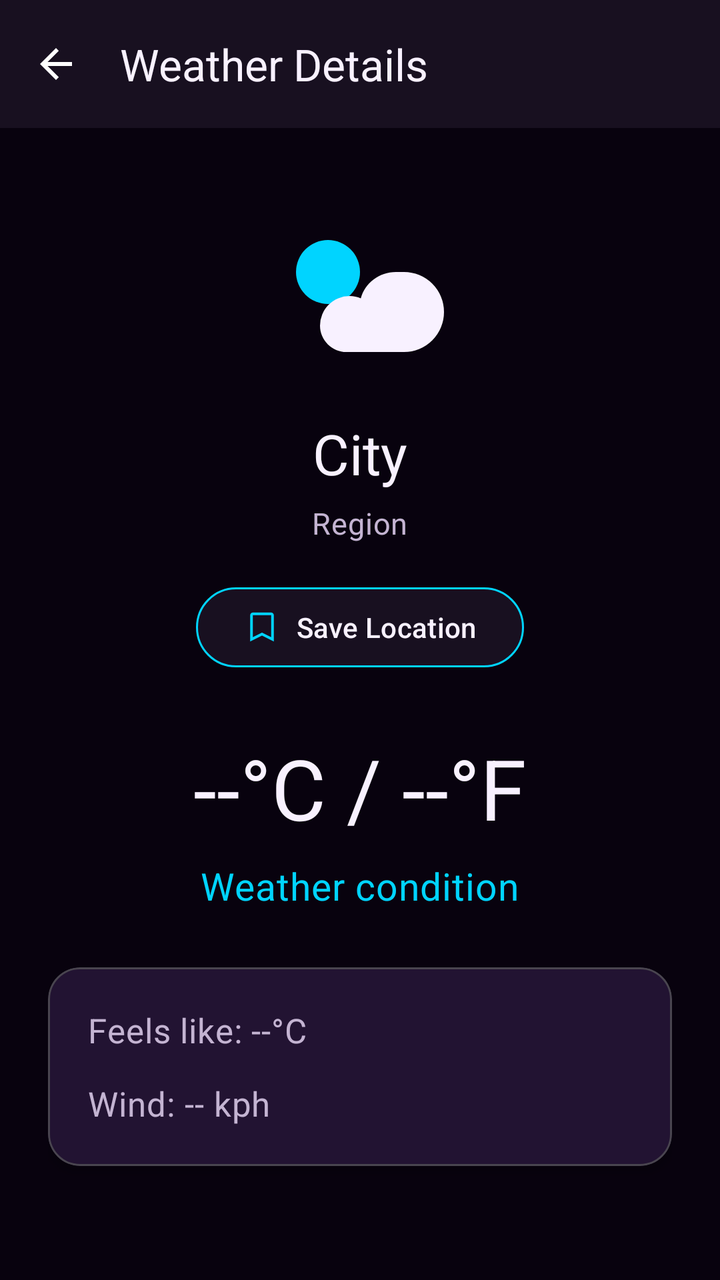
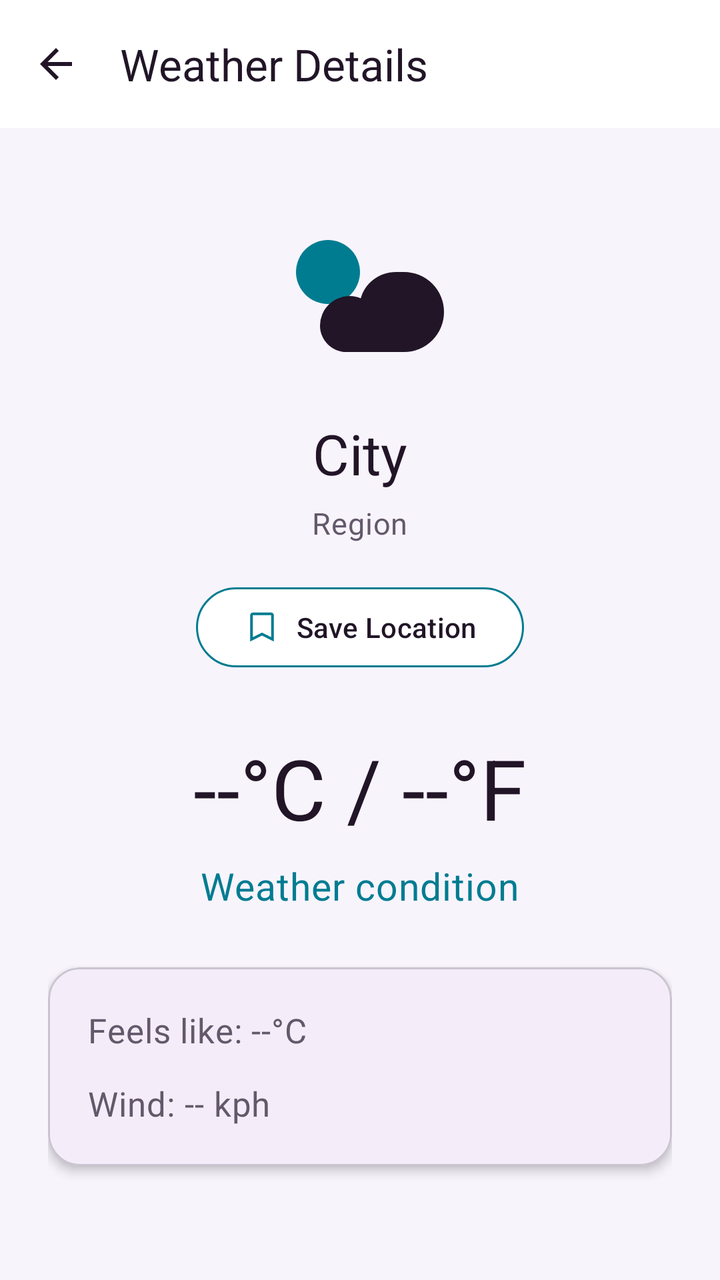

Screens rendered from an Android XML layout before and after an edit, with the pre-edit source and the edit as a unified diff.
<!-- AndroidManifest.xml: application theme Theme.WeatherTrio -->
<!-- res/layout/fragment_weather_detail.xml -->
<?xml version="1.0" encoding="utf-8"?>
<LinearLayout
    xmlns:android="http://schemas.android.com/apk/res/android"
    xmlns:app="http://schemas.android.com/apk/res-auto"
    android:layout_width="match_parent"
    android:layout_height="match_parent"
    android:background="@color/background_main"
    android:orientation="vertical">

    
    <com.google.android.material.appbar.MaterialToolbar
        android:id="@+id/toolbarWeatherDetail"
        android:layout_width="match_parent"
        android:layout_height="wrap_content"
        android:background="@color/surface"
        app:navigationIcon="@drawable/ic_back"
        app:title="@string/weather_detail_title"
        app:titleTextColor="@color/text_primary" />

    
    <FrameLayout
        android:layout_width="match_parent"
        android:layout_height="0dp"
        android:layout_weight="1">

        
        <ScrollView
            android:layout_width="match_parent"
            android:layout_height="match_parent"
            android:fillViewport="true">

            
            <LinearLayout
                android:id="@+id/layoutWeatherContent"
                android:layout_width="match_parent"
                android:layout_height="wrap_content"
                android:gravity="center_horizontal"
                android:orientation="vertical"
                android:paddingStart="24dp"
                android:paddingTop="32dp"
                android:paddingEnd="24dp"
                android:paddingBottom="32dp">

                
                <ImageView
                    android:id="@+id/imageWeatherCondition"
                    android:layout_width="96dp"
                    android:layout_height="96dp"
                    android:contentDescription="@string/weather_icon_description"
                    android:src="@drawable/ic_weather_condition" />

                
                <TextView
                    android:id="@+id/textDetailCity"
                    android:layout_width="wrap_content"
                    android:layout_height="wrap_content"
                    android:layout_marginTop="16dp"
                    android:text="@string/detail_city_placeholder"
                    android:textAppearance="@style/TextAppearance.WeatherTrio.Headline" />

                
                <TextView
                    android:id="@+id/textDetailRegion"
                    android:layout_width="wrap_content"
                    android:layout_height="wrap_content"
                    android:layout_marginTop="6dp"
                    android:text="@string/detail_region_placeholder"
                    android:textAppearance="@style/TextAppearance.WeatherTrio.Body" />

                
                <com.google.android.material.button.MaterialButton
                    android:id="@+id/buttonSaveLocation"
                    android:layout_width="wrap_content"
                    android:layout_height="wrap_content"
                    android:layout_marginTop="18dp"
                    android:text="Save Location"
                    android:textAllCaps="false"
                    app:backgroundTint="@color/surface"
                    app:icon="@drawable/ic_saved_empty"
                    app:iconTint="@color/secondary"
                    app:strokeColor="@color/secondary"
                    app:strokeWidth="1dp" />

                
                <TextView
                    android:id="@+id/textDetailTemperature"
                    android:layout_width="wrap_content"
                    android:layout_height="wrap_content"
                    android:layout_marginTop="28dp"
                    android:text="@string/detail_temperature_placeholder"
                    android:textAppearance="@style/TextAppearance.WeatherTrio.Headline"
                    android:textSize="42sp" />

                
                <TextView
                    android:id="@+id/textDetailCondition"
                    android:layout_width="wrap_content"
                    android:layout_height="wrap_content"
                    android:layout_marginTop="8dp"
                    android:text="@string/detail_condition_placeholder"
                    android:textAppearance="@style/TextAppearance.WeatherTrio.Body"
                    android:textColor="@color/secondary"
                    android:textSize="19sp" />

                
                <com.google.android.material.card.MaterialCardView
                    android:layout_width="match_parent"
                    android:layout_height="wrap_content"
                    android:layout_marginTop="28dp"
                    app:cardBackgroundColor="@color/surface"
                    app:cardCornerRadius="16dp"
                    app:cardElevation="3dp">

                    <LinearLayout
                        android:layout_width="match_parent"
                        android:layout_height="wrap_content"
                        android:orientation="vertical"
                        android:padding="20dp">

                        
                        <TextView
                            android:id="@+id/textDetailFeelsLike"
                            android:layout_width="wrap_content"
                            android:layout_height="wrap_content"
                            android:text="@string/detail_feels_like_placeholder"
                            android:textAppearance="@style/TextAppearance.WeatherTrio.Body"
                            android:textSize="17sp" />

                        
                        <TextView
                            android:id="@+id/textDetailWind"
                            android:layout_width="wrap_content"
                            android:layout_height="wrap_content"
                            android:layout_marginTop="14dp"
                            android:text="@string/detail_wind_placeholder"
                            android:textAppearance="@style/TextAppearance.WeatherTrio.Body"
                            android:textSize="17sp" />

                    </LinearLayout>

                </com.google.android.material.card.MaterialCardView>

            </LinearLayout>

        </ScrollView>

        
        <ProgressBar
            android:id="@+id/progressWeather"
            android:layout_width="48dp"
            android:layout_height="48dp"
            android:layout_gravity="center"
            android:visibility="gone" />

        
        <LinearLayout
            android:id="@+id/layoutWeatherError"
            android:layout_width="match_parent"
            android:layout_height="wrap_content"
            android:layout_gravity="center"
            android:gravity="center"
            android:orientation="vertical"
            android:padding="24dp">

            <TextView
                android:id="@+id/textWeatherError"
                android:layout_width="match_parent"
                android:layout_height="wrap_content"
                android:gravity="center"
                android:text="@string/weather_error"
                android:textAppearance="@style/TextAppearance.WeatherTrio.Body"
                android:textColor="@color/text_primary"
                android:textSize="16sp"
                android:visibility="gone" />

            
            <com.google.android.material.button.MaterialButton
                android:id="@+id/buttonRetryWeather"
                android:layout_width="wrap_content"
                android:layout_height="wrap_content"
                android:layout_marginTop="12dp"
                android:text="@string/retry"
                android:visibility="gone" />

        </LinearLayout>

    </FrameLayout>

</LinearLayout>
<!-- resources referenced by this layout -->
<resources>
  <color name="background_main">#08020E</color>
  <color name="secondary">#00D4FF</color>
  <color name="surface">#181020</color>
  <color name="text_primary">#F8F1FF</color>
  <!-- drawable ic_back (drawable) -->
  <?xml version="1.0" encoding="utf-8"?>
  <vector
      xmlns:android="http://schemas.android.com/apk/res/android"
      android:width="24dp"
      android:height="24dp"
      android:viewportWidth="24"
      android:viewportHeight="24">
  
      
      <path
          android:fillColor="@android:color/white"
          android:pathData="M20,11H7.8l5.6,-5.6L12,4l-8,8l8,8l1.4,-1.4L7.8,13H20z" />
  
  </vector>
  <!-- drawable ic_saved_empty (drawable) -->
  <?xml version="1.0" encoding="utf-8"?>
  <vector
      xmlns:android="http://schemas.android.com/apk/res/android"
      android:width="64dp"
      android:height="64dp"
      android:viewportWidth="24"
      android:viewportHeight="24">
  
      
      <path
          android:fillColor="@android:color/transparent"
          android:pathData="M6,3h12c0.55,0 1,0.45 1,1v16l-7,-3.5L5,20V4c0,-0.55 0.45,-1 1,-1z"
          android:strokeColor="@color/secondary"
          android:strokeWidth="1.8" />
  
  </vector>
  <!-- drawable ic_weather_condition (drawable) -->
  <?xml version="1.0" encoding="utf-8"?>
  <vector
      xmlns:android="http://schemas.android.com/apk/res/android"
      android:width="96dp"
      android:height="96dp"
      android:viewportWidth="24"
      android:viewportHeight="24">
  
      
      <path
          android:fillColor="@color/secondary"
          android:pathData="M8,6a4,4 0,1 0,0 8a4,4 0,0 0,0 -8z" />
  
      <path
          android:fillColor="@color/text_primary"
          android:pathData="M16.5,10c-2.1,0 -3.9,1.4 -4.4,3.3c-0.4,-0.2 -0.9,-0.3 -1.4,-0.3A3.7,3.7 0,0 0,7 16.7C7,18.5 8.5,20 10.3,20h7.2a5,5 0,0 0,0 -10z" />
  
  </vector>
  <string name="detail_city_placeholder">City</string>
  <string name="detail_condition_placeholder">Weather condition</string>
  <string name="detail_feels_like_placeholder">Feels like: --°C</string>
  <string name="detail_region_placeholder">Region</string>
  <string name="detail_temperature_placeholder">--°C / --°F</string>
  <string name="detail_wind_placeholder">Wind: -- kph</string>
  <string name="retry">Retry</string>
  <string name="weather_detail_title">Weather Details</string>
  <string name="weather_error">Unable to load weather. Please check your connection and try again.</string>
  <string name="weather_icon_description">Weather condition icon</string>
  <style name="TextAppearance.WeatherTrio.Body" parent="TextAppearance.Material3.BodyMedium">
  
          <item name="android:textColor">@color/text_secondary</item>
          <item name="android:textSize">15sp</item>
          <item name="android:fontFamily">sans-serif</item>
  
      </style>
  <style name="TextAppearance.WeatherTrio.Headline" parent="TextAppearance.Material3.HeadlineMedium">
  
          <item name="android:textColor">@color/text_primary</item>
          <item name="android:textSize">28sp</item>
          <item name="android:fontFamily">sans-serif-medium</item>
  
      </style>
  <style name="Theme.WeatherTrio" parent="Theme.Material3.Dark.NoActionBar">
  
          <item name="colorPrimary">@color/primary</item>
          <item name="colorOnPrimary">@color/text_primary</item>
  
          <item name="colorSecondary">@color/secondary</item>
          <item name="colorOnSecondary">@color/background_main</item>
  
          <item name="colorSurface">@color/surface</item>
          <item name="colorOnSurface">@color/text_primary</item>
  
          <item name="android:colorBackground">@color/background_main</item>
          <item name="android:windowBackground">@color/background_main</item>
  
          <item name="textAppearanceHeadlineMedium">@style/TextAppearance.WeatherTrio.Headline</item>
          <item name="textAppearanceBodyMedium">@style/TextAppearance.WeatherTrio.Body</item>
  
      </style>
  <color name="text_secondary">#C4B4D2</color>
  <color name="primary">#9A35FF</color>
</resources>

<!-- the commit's change to res/layout/fragment_weather_detail.xml (unified diff, before → after) -->
@@ -14,6 +14,7 @@
         android:layout_height="wrap_content"
         android:background="@color/surface"
         app:navigationIcon="@drawable/ic_back"
+        app:navigationIconTint="@color/text_primary"
         app:title="@string/weather_detail_title"
         app:titleTextColor="@color/text_primary" />
 
@@ -70,6 +71,7 @@
                 
                 <com.google.android.material.button.MaterialButton
                     android:id="@+id/buttonSaveLocation"
+                    android:textColor="@color/text_primary"
                     android:layout_width="wrap_content"
                     android:layout_height="wrap_content"
                     android:layout_marginTop="18dp"
<!-- resource entries referenced after the edit -->
@@ -1,9 +1,9 @@
 <!-- resources referenced by this layout -->
 <resources>
-  <color name="background_main">#08020E</color>
-  <color name="secondary">#00D4FF</color>
-  <color name="surface">#181020</color>
-  <color name="text_primary">#F8F1FF</color>
+  <color name="background_main">#F8F4FC</color>
+  <color name="secondary">#007C91</color>
+  <color name="surface">#FFFFFF</color>
+  <color name="text_primary">#211527</color>
   <!-- drawable ic_back (drawable) -->
   <?xml version="1.0" encoding="utf-8"?>
   <vector
@@ -79,13 +79,13 @@
           <item name="android:fontFamily">sans-serif-medium</item>
   
       </style>
-  <style name="Theme.WeatherTrio" parent="Theme.Material3.Dark.NoActionBar">
+  <style name="Theme.WeatherTrio" parent="Theme.Material3.DayNight.NoActionBar">
   
           <item name="colorPrimary">@color/primary</item>
-          <item name="colorOnPrimary">@color/text_primary</item>
+          <item name="colorOnPrimary">@color/on_primary</item>
   
           <item name="colorSecondary">@color/secondary</item>
-          <item name="colorOnSecondary">@color/background_main</item>
+          <item name="colorOnSecondary">@color/on_secondary</item>
   
           <item name="colorSurface">@color/surface</item>
           <item name="colorOnSurface">@color/text_primary</item>
@@ -97,7 +97,9 @@
           <item name="textAppearanceBodyMedium">@style/TextAppearance.WeatherTrio.Body</item>
   
       </style>
-  <color name="text_secondary">#C4B4D2</color>
-  <color name="primary">#9A35FF</color>
+  <color name="text_secondary">#64586B</color>
+  <color name="primary">#7B2CBF</color>
+  <color name="on_primary">#FFFFFF</color>
+  <color name="on_secondary">#FFFFFF</color>
 </resources>
 
